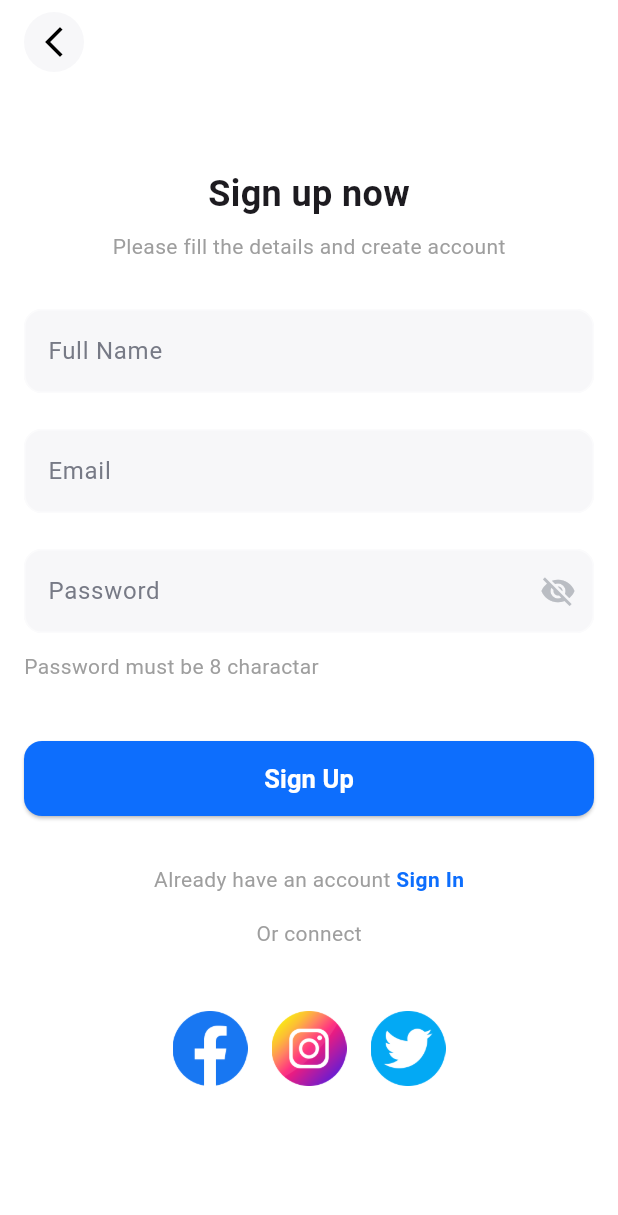
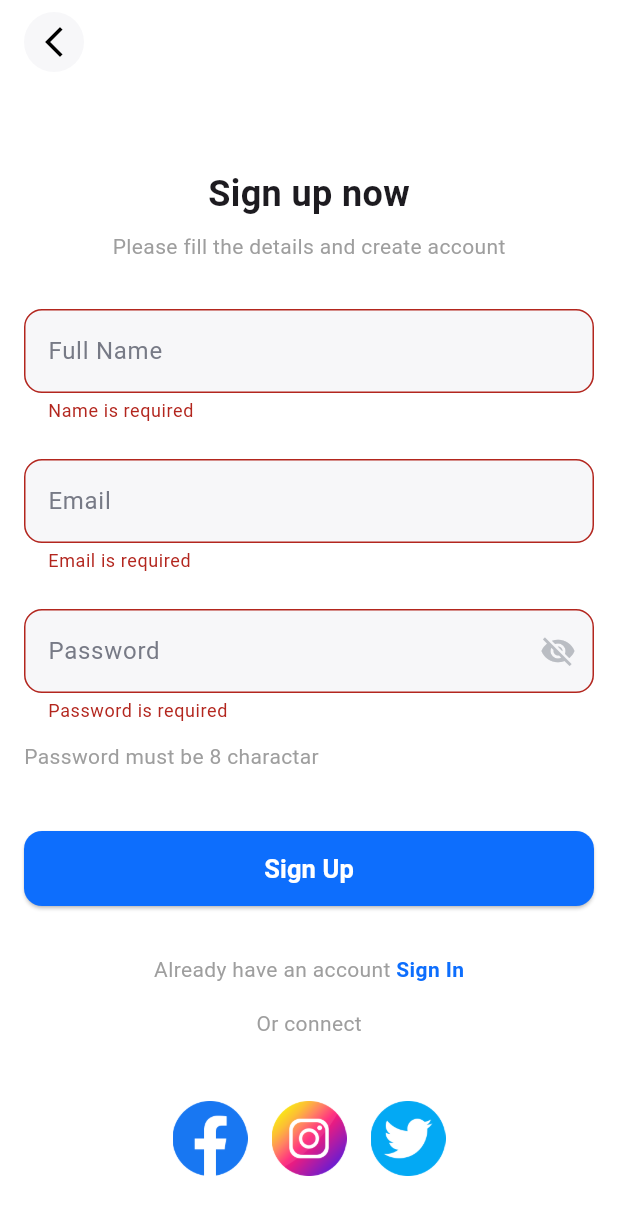
Before and after one commit to NadyAlwazah/flutter-task06-travel-app-beg, a Flutter app: the SignupView screen opened by its route, after a tap on "Sign Up", on a phone screen of 412 x 824 dp. Shown: the top 1215 px of the screen. Run offline on Flutter 3.47's test engine with Material 3 defaults, Android fonts, the phone set to English and light mode, and no system bars; our stand-ins replace bloc, firebase_auth, firebase_core, flutter_bloc, flutter_svg, go_router and 1 more; accounts and stored records are empty.

Commit message:
feat(auth): add AuthCubit with login/register logic and integrate it into Signin and Signup views

```diff
--- a/lib/core/app/routes.dart
+++ b/lib/core/app/routes.dart
@@ -1,3 +1,5 @@
+import 'package:flutter_bloc/flutter_bloc.dart';
+import 'package:flutter_task06_travel_app_beg/features/auth/manager/auth_cubit/auth_cubit.dart';
 import 'package:flutter_task06_travel_app_beg/features/auth/presentation/views/signin_view.dart';
 import 'package:flutter_task06_travel_app_beg/features/auth/presentation/views/signup_view.dart';
 import 'package:flutter_task06_travel_app_beg/features/bottom_bar_layout/presentation/views/bottom_bar_layout.dart';
@@ -11,8 +13,20 @@ abstract class AppRouter {
   static final router = GoRouter(
     routes: [
       GoRoute(path: '/', builder: (context, state) => const SplashView()),
-      GoRoute(path: kSignin, builder: (context, state) => const SigninView()),
-      GoRoute(path: kSignup, builder: (context, state) => const SignupView()),
+      GoRoute(
+        path: kSignin,
+        builder: (context, state) => BlocProvider(
+          create: (context) => AuthCubit(),
+          child: const SigninView(),
+        ),
+      ),
+      GoRoute(
+        path: kSignup,
+        builder: (context, state) => BlocProvider(
+          create: (context) => AuthCubit(),
+          child: const SignupView(),
+        ),
+      ),
       GoRoute(
         path: kBottomBar,
         builder: (context, state) => const BottomBarLayout(),
--- a/lib/core/services/auth_services.dart
+++ b/lib/core/services/auth_services.dart
@@ -1,8 +1,8 @@
 import 'package:firebase_auth/firebase_auth.dart';
 
 abstract class AuthServices {
-  Future<void> loginWithEmailAndPassword(String email, String password);
-  Future<void> registerWithEmailAndPassword(String email, String password);
+  Future<bool> loginWithEmailAndPassword(String email, String password);
+  Future<bool> registerWithEmailAndPassword(String email, String password);
 }
 
 class AuthServicesImpl implements AuthServices {
--- a/lib/core/widgets/custom_button.dart
+++ b/lib/core/widgets/custom_button.dart
@@ -1,12 +1,19 @@
+import 'package:flutter/cupertino.dart';
 import 'package:flutter/material.dart';
 import 'package:flutter_task06_travel_app_beg/core/theme/app_colors.dart';
 import 'package:flutter_task06_travel_app_beg/core/utils/styles.dart';
 
 class CustomButton extends StatelessWidget {
-  final String text;
-  final VoidCallback onPressed;
+  final String? text;
+  final VoidCallback? onPressed;
+  final bool isLoading;
 
-  const CustomButton({super.key, required this.text, required this.onPressed});
+  const CustomButton({
+    super.key,
+    this.text,
+    this.onPressed,
+    this.isLoading = false,
+  });
 
   @override
   Widget build(BuildContext context) {
@@ -17,7 +24,15 @@ class CustomButton extends StatelessWidget {
         minimumSize: const Size(double.infinity, 50),
         shape: RoundedRectangleBorder(borderRadius: BorderRadius.circular(12)),
       ),
-      child: Text(text, style: Styles.buttonText),
+      child: isLoading
+          ? const Center(
+              child: SizedBox(
+                width: 20,
+                height: 20,
+                child: CupertinoActivityIndicator(),
+              ),
+            )
+          : Text(text!, style: Styles.buttonText),
     );
   }
 }
--- /dev/null
+++ b/lib/features/auth/manager/auth_cubit/auth_cubit.dart
@@ -0,0 +1,48 @@
+import 'package:bloc/bloc.dart';
+import 'package:flutter_task06_travel_app_beg/core/services/auth_services.dart';
+import 'package:meta/meta.dart';
+
+part 'auth_state.dart';
+
+class AuthCubit extends Cubit<AuthState> {
+  AuthCubit() : super(AuthInitial());
+
+  final AuthServices authServices = AuthServicesImpl();
+
+  Future<void> loginWithEmailAndPassword(String email, String password) async {
+    emit(AuthLoading());
+    try {
+      final result = await authServices.loginWithEmailAndPassword(
+        email,
+        password,
+      );
+      if (result) {
+        emit(const AuthLoaded());
+      } else {
+        emit(const AuthError(message: "Login faild"));
+      }
+    } catch (e) {
+      emit(AuthError(message: e.toString()));
+    }
+  }
+
+  Future<void> registerWithEmailAndPassword(
+    String email,
+    String password,
+  ) async {
+    emit(AuthLoading());
+    try {
+      final result = await authServices.registerWithEmailAndPassword(
+        email,
+        password,
+      );
+      if (result) {
+        emit(const AuthLoaded());
+      } else {
+        emit(const AuthError(message: "Register faild"));
+      }
+    } catch (e) {
+      emit(AuthError(message: e.toString()));
+    }
+  }
+}
--- /dev/null
+++ b/lib/features/auth/manager/auth_cubit/auth_state.dart
@@ -0,0 +1,19 @@
+part of 'auth_cubit.dart';
+
+@immutable
+sealed class AuthState {
+  const AuthState();
+}
+
+final class AuthInitial extends AuthState {}
+
+final class AuthLoading extends AuthState {}
+
+final class AuthLoaded extends AuthState {
+  const AuthLoaded();
+}
+
+final class AuthError extends AuthState {
+  final String message;
+  const AuthError({required this.message});
+}
--- a/lib/features/auth/presentation/views/widgets/signup_view_body.dart
+++ b/lib/features/auth/presentation/views/widgets/signup_view_body.dart
@@ -1,10 +1,14 @@
 import 'package:flutter/material.dart';
+import 'package:flutter_bloc/flutter_bloc.dart';
+import 'package:flutter_task06_travel_app_beg/core/app/routes.dart';
 import 'package:flutter_task06_travel_app_beg/core/utils/validators.dart';
 import 'package:flutter_task06_travel_app_beg/core/widgets/custom_button.dart';
+import 'package:flutter_task06_travel_app_beg/features/auth/manager/auth_cubit/auth_cubit.dart';
 import 'package:flutter_task06_travel_app_beg/features/auth/presentation/views/widgets/auth_header.dart';
 import 'package:flutter_task06_travel_app_beg/features/auth/presentation/views/widgets/custom_text_form_field.dart';
 import 'package:flutter_task06_travel_app_beg/features/auth/presentation/views/widgets/have_an_account_widget.dart';
 import 'package:flutter_task06_travel_app_beg/features/auth/presentation/views/widgets/social_icons_row.dart';
+import 'package:go_router/go_router.dart';
 
 class SignupViewBody extends StatefulWidget {
   const SignupViewBody({super.key});
@@ -30,6 +34,7 @@ class _SignupViewBodyState extends State<SignupViewBody> {
 
   @override
   Widget build(BuildContext context) {
+    final cubit = context.read<AuthCubit>();
     return Padding(
       padding: const EdgeInsets.all(16),
       child: SingleChildScrollView(
@@ -76,7 +81,42 @@ class _SignupViewBodyState extends State<SignupViewBody> {
                 ),
               ),
               const SizedBox(height: 40),
-              CustomButton(text: "Sign Up", onPressed: () {}),
+              BlocConsumer<AuthCubit, AuthState>(
+                bloc: cubit,
+                listenWhen: (previous, current) =>
+                    current is AuthLoaded || current is AuthError,
+
+                listener: (context, state) {
+                  if (state is AuthLoaded) {
+                    //!
+                    context.go(AppRouter.kBottomBar);
+                  } else if (state is AuthError) {
+                    ScaffoldMessenger.of(
+                      context,
+                    ).showSnackBar(SnackBar(content: Text(state.message)));
+                  }
+                },
+                buildWhen: (previous, current) =>
+                    current is AuthLoading ||
+                    current is AuthError ||
+                    current is AuthLoaded,
+                builder: (context, state) {
+                  if (state is AuthLoading) {
+                    return const CustomButton(isLoading: true);
+                  }
+                  return CustomButton(
+                    text: "Sign Up",
+                    onPressed: () async {
+                      if (_formKey.currentState!.validate()) {
+                        await cubit.registerWithEmailAndPassword(
+                          emailController.text,
+                          passwordController.text,
+                        );
+                      }
+                    },
+                  );
+                },
+              ),
 
               const SizedBox(height: 32),
               const HaveAnAccountWidget(),
--- a/pubspec.yaml
+++ b/pubspec.yaml
@@ -39,6 +39,7 @@ dependencies:
   salomon_bottom_bar: ^3.3.2
   flutter_svg: ^2.3.0
   firebase_auth: ^6.5.2
+  flutter_bloc: ^9.1.1
 
 dev_dependencies:
   flutter_test:
```
Also changed, not shown: lib/features/auth/presentation/views/widgets/signin_view_body.dart (+35 -5 lines), pubspec.lock.
